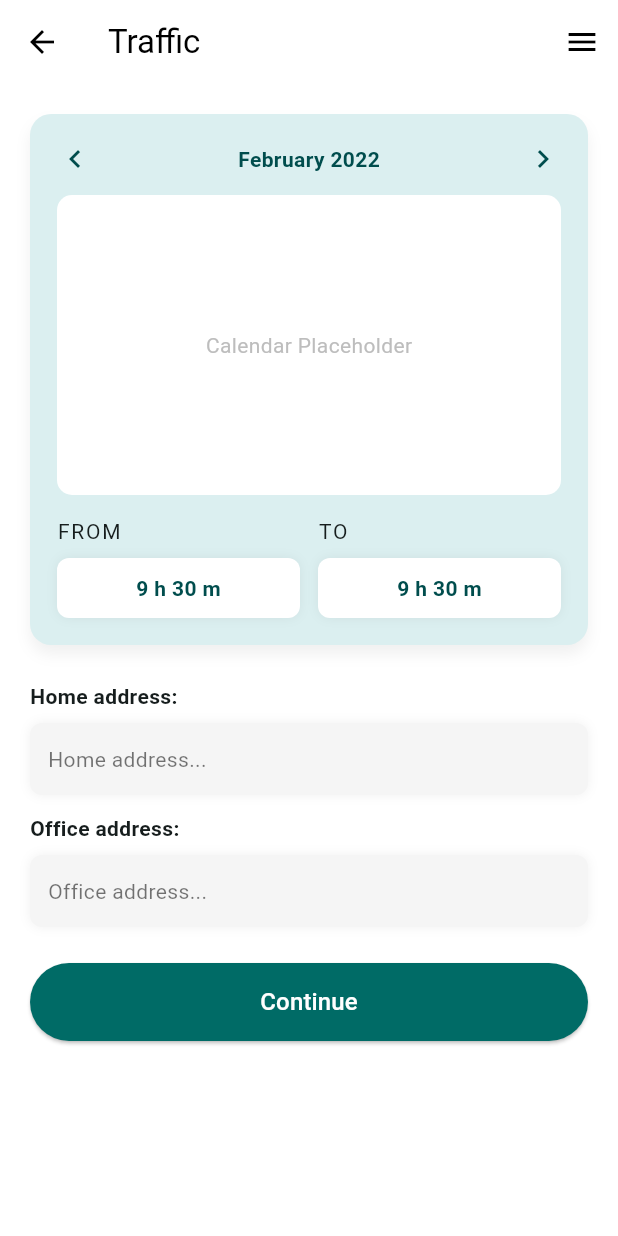
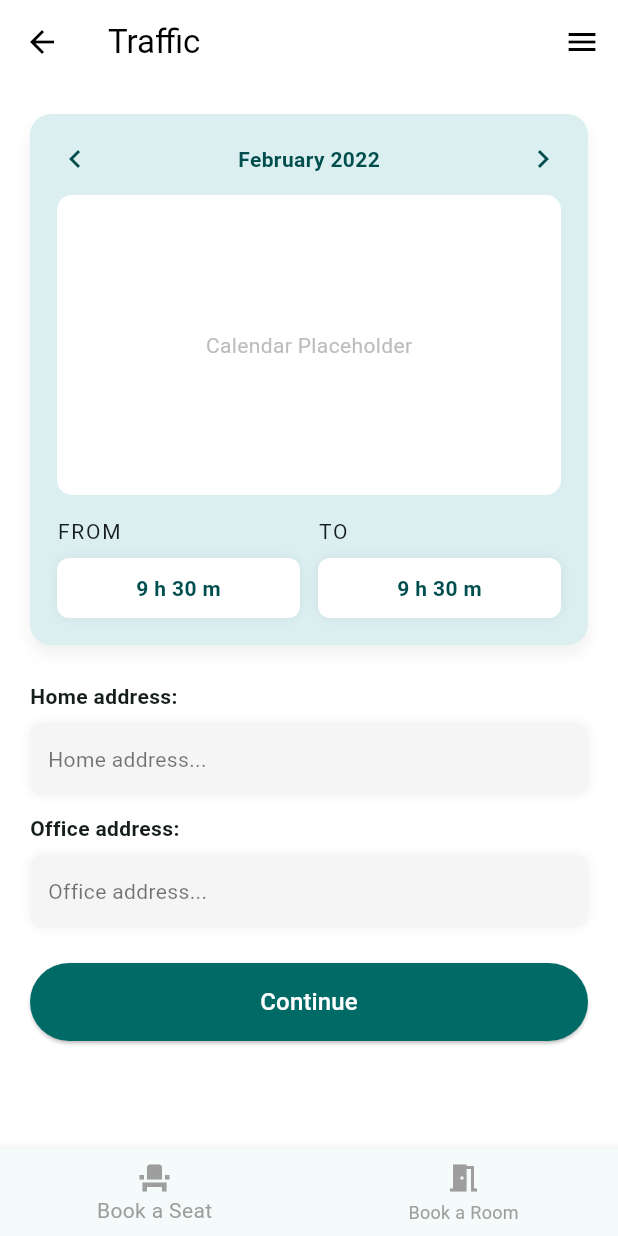
Before and after one commit to ITSSBackToSchool/echipa2-mobile, a Flutter app: the TrafficPage screen opened by its route, on a phone screen of 412 x 824 dp. Run offline on Flutter 3.47's test engine with Material 3 defaults, Android fonts, the phone set to English and light mode, and no system bars; Roboto replaces fonts that are missing (Poppins).

Commit message:
pus navbar jos la trafic si book room

```diff
--- a/lib/pages/book_room_page.dart
+++ b/lib/pages/book_room_page.dart
@@ -52,6 +52,25 @@ class BookRoomPage extends StatelessWidget {
           },
         ),
       ),
+      bottomNavigationBar: Builder(builder: (context) {
+        final route = ModalRoute.of(context)?.settings.name ?? '';
+        final isBookingPage = route.startsWith('/book_');
+        final currentIndex = (route == '/book_room' || route.startsWith('/book_room')) ? 1 : 0;
+        return BottomNavigationBar(
+          selectedItemColor: isBookingPage ? const Color(0xFF004D4D) : Colors.grey,
+          unselectedItemColor: Colors.grey,
+          showUnselectedLabels: true,
+          currentIndex: currentIndex,
+          onTap: (index) {
+            if (index == 0) Navigator.pushNamed(context, '/book_date');
+            if (index == 1) Navigator.pushNamed(context, '/book_room');
+          },
+          items: const [
+            BottomNavigationBarItem(icon: Icon(Icons.event_seat), label: 'Book a Seat'),
+            BottomNavigationBarItem(icon: Icon(Icons.meeting_room), label: 'Book a Room'),
+          ],
+        );
+      }),
     );
   }
 }
--- a/lib/pages/traffic_page.dart
+++ b/lib/pages/traffic_page.dart
@@ -235,6 +235,26 @@ class TrafficPage extends StatelessWidget {
           ],
         ),
       ),
+      // Bottom navigation (same behavior as dashboard)
+      bottomNavigationBar: Builder(builder: (context) {
+        final route = ModalRoute.of(context)?.settings.name ?? '';
+        final isBookingPage = route.startsWith('/book_');
+        final currentIndex = (route == '/book_room' || route.startsWith('/book_room')) ? 1 : 0;
+        return BottomNavigationBar(
+          selectedItemColor: isBookingPage ? const Color(0xFF004D4D) : Colors.grey,
+          unselectedItemColor: Colors.grey,
+          showUnselectedLabels: true,
+          currentIndex: currentIndex,
+          onTap: (index) {
+            if (index == 0) Navigator.pushNamed(context, '/book_date');
+            if (index == 1) Navigator.pushNamed(context, '/book_room');
+          },
+          items: const [
+            BottomNavigationBarItem(icon: Icon(Icons.event_seat), label: 'Book a Seat'),
+            BottomNavigationBarItem(icon: Icon(Icons.meeting_room), label: 'Book a Room'),
+          ],
+        );
+      }),
     );
   }
 }
```
